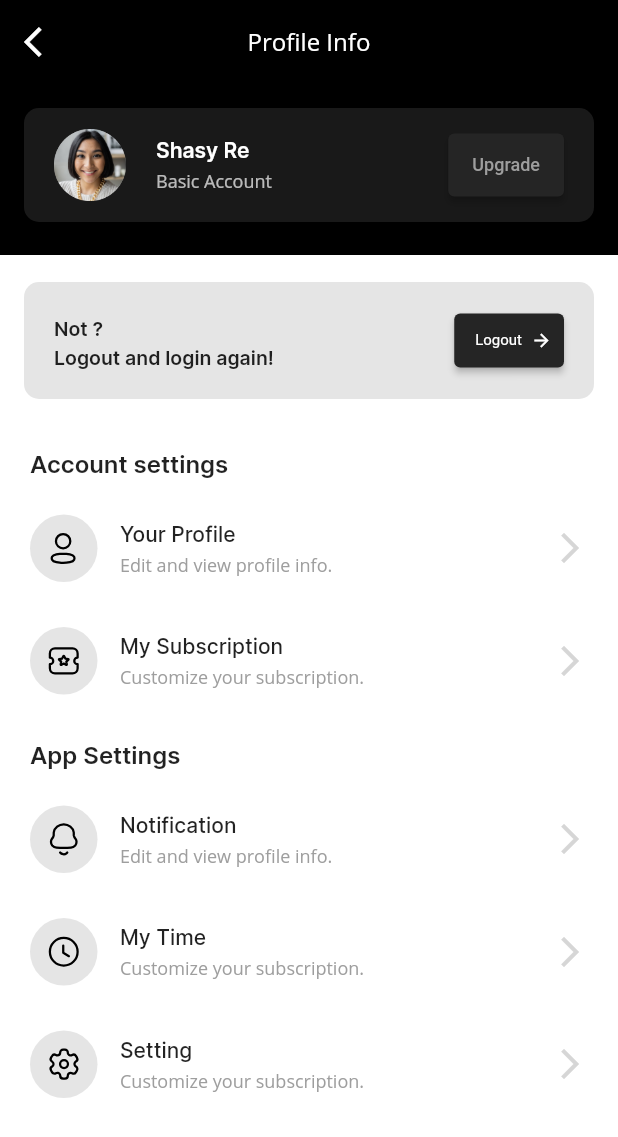
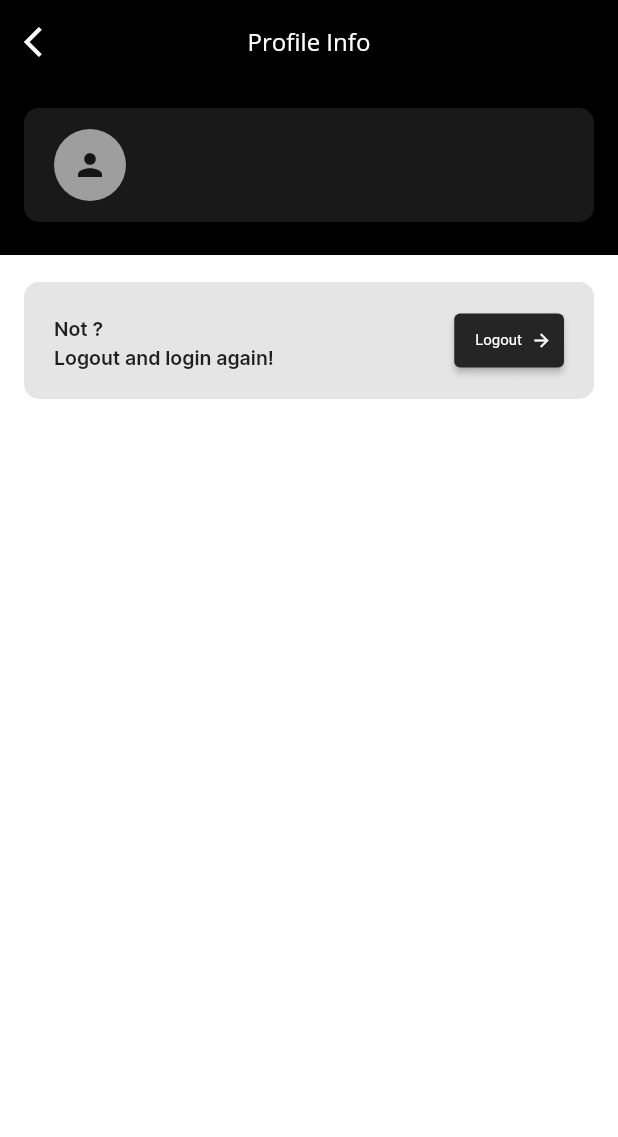
Before and after one commit to k4u5h4L/TheBrocolli, a Flutter app: the ProfilePage screen opened directly, on a phone screen of 412 x 824 dp. Shown: the top 1137 px of the screen. Run offline on Flutter 3.47's test engine with Material 2 defaults, Android fonts, the light colour scheme and no system bars; our stand-ins replace chewie, cloud_firestore, firebase_auth, firebase_core, flutter_svg, video_player; missing offline and left inert: scroll_indicator; accounts and stored records are empty; Roboto replaces fonts that are missing (open sans).

Commit message:
fix drawer bug & clean profile info

```diff
--- a/lib/view/screens/home_page.dart
+++ b/lib/view/screens/home_page.dart
@@ -4,11 +4,11 @@ import 'package:firebase_core/firebase_core.dart';
 import 'package:cloud_firestore/cloud_firestore.dart';
 
 import 'package:thebrocolli/model/core/news.dart';
-import 'package:thebrocolli/model/helper/news_helper.dart';
+// import 'package:thebrocolli/model/helper/news_helper.dart';
 import 'package:thebrocolli/route/slide_page_route.dart';
-import 'package:thebrocolli/view/screens/breaking_news_page.dart';
+// import 'package:thebrocolli/view/screens/breaking_news_page.dart';
 import 'package:thebrocolli/view/screens/profile_page.dart';
-import 'package:thebrocolli/view/widgets/breaking_news_card.dart';
+// import 'package:thebrocolli/view/widgets/breaking_news_card.dart';
 import 'package:thebrocolli/view/widgets/custom_app_bar.dart';
 import 'package:thebrocolli/view/widgets/featured_news_card.dart';
 import 'package:thebrocolli/view/widgets/news_tile.dart';
@@ -21,17 +21,7 @@ class HomePage extends StatefulWidget {
 
 class _HomePageState extends State<HomePage> {
   ScrollController _featuredNewsScrollController = ScrollController();
-  // List<News> featuredNewsData = NewsHelper.featuredNews;
-  // List<News> breakingNewsData = NewsHelper.breakingNews;
   CollectionReference news = FirebaseFirestore.instance.collection('news');
-  // List<News> recomendationNewsData = NewsHelper.recomendationNews;
-
-  // @override
-  // void initState() {
-  //   super.initState();
-
-  //   // news = NewsHelper.fetchNews();
-  // }
 
   @override
   Widget build(BuildContext context) {
@@ -50,10 +40,11 @@ class _HomePageState extends State<HomePage> {
           'TheBrocolli',
           style: TextStyle(color: Colors.white, fontSize: 20),
         ),
-        profilePicture: Image.asset(
-          'assets/images/pp.png',
-          fit: BoxFit.cover,
-        ),
+        // profilePicture: Image.asset(
+        //   'assets/images/pp.png',
+        //   fit: BoxFit.cover,
+        // ),
+        profilePicture: Icon(Icons.person),
         onPressedProfilePicture: () {
           Navigator.of(context).push(SlidePageRoute(child: ProfilePage()));
         },
--- a/lib/view/screens/profile_page.dart
+++ b/lib/view/screens/profile_page.dart
@@ -44,8 +44,8 @@ class ProfilePage extends StatelessWidget {
             color: Colors.black,
             alignment: Alignment.topCenter,
             child: ProfileInfoCard(
-              username: 'Shasy Re',
-              subscriptionStatus: 'Basic Account',
+              username: firebaseUser != null ? firebaseUser.email : '',
+              subscriptionStatus: '',
             ),
           ),
           // Section 2 - Banner
@@ -116,135 +116,135 @@ class ProfilePage extends StatelessWidget {
               ),
             ),
           ),
-          Container(
-            width: MediaQuery.of(context).size.width,
-            color: Colors.white,
-            child: Column(
-              mainAxisAlignment: MainAxisAlignment.start,
-              crossAxisAlignment: CrossAxisAlignment.start,
-              children: [
-                // Menu title - Account Settings
-                _buildMenuTitle(context, title: 'Account settings'),
-                _buildMenuTile(
-                  context,
-                  title: 'Your Profile',
-                  desciption: 'Edit and view profile info.',
-                  icon: SvgPicture.asset(
-                    'assets/icons/Profile.svg',
-                    color: Colors.black,
-                  ),
-                ),
-                _buildMenuTile(
-                  context,
-                  title: 'My Subscription',
-                  desciption: 'Customize your subscription.',
-                  icon: SvgPicture.asset(
-                    'assets/icons/Ticket Star.svg',
-                    color: Colors.black,
-                  ),
-                ),
-                // Menu title - Account Settings
-                _buildMenuTitle(context, title: 'App Settings'),
-                _buildMenuTile(
-                  context,
-                  title: 'Notification',
-                  desciption: 'Edit and view profile info.',
-                  icon: SvgPicture.asset(
-                    'assets/icons/Notification.svg',
-                    color: Colors.black,
-                  ),
-                ),
-                _buildMenuTile(
-                  context,
-                  title: 'My Time',
-                  desciption: 'Customize your subscription.',
-                  icon: SvgPicture.asset(
-                    'assets/icons/Time Circle.svg',
-                    color: Colors.black,
-                  ),
-                ),
-                _buildMenuTile(
-                  context,
-                  title: 'Setting',
-                  desciption: 'Customize your subscription.',
-                  icon: SvgPicture.asset(
-                    'assets/icons/Setting.svg',
-                    color: Colors.black,
-                  ),
-                ),
-              ],
-            ),
-          )
+          // Container(
+          //   width: MediaQuery.of(context).size.width,
+          //   color: Colors.white,
+          //   child: Column(
+          //     mainAxisAlignment: MainAxisAlignment.start,
+          //     crossAxisAlignment: CrossAxisAlignment.start,
+          //     children: [
+          //       // Menu title - Account Settings
+          //       _buildMenuTitle(context, title: 'Account settings'),
+          //       _buildMenuTile(
+          //         context,
+          //         title: 'Your Profile',
+          //         desciption: 'Edit and view profile info.',
+          //         icon: SvgPicture.asset(
+          //           'assets/icons/Profile.svg',
+          //           color: Colors.black,
+          //         ),
+          //       ),
+          //       _buildMenuTile(
+          //         context,
+          //         title: 'My Subscription',
+          //         desciption: 'Customize your subscription.',
+          //         icon: SvgPicture.asset(
+          //           'assets/icons/Ticket Star.svg',
+          //           color: Colors.black,
+          //         ),
+          //       ),
+          //       // Menu title - Account Settings
+          //       _buildMenuTitle(context, title: 'App Settings'),
+          //       _buildMenuTile(
+          //         context,
+          //         title: 'Notification',
+          //         desciption: 'Edit and view profile info.',
+          //         icon: SvgPicture.asset(
+          //           'assets/icons/Notification.svg',
+          //           color: Colors.black,
+          //         ),
+          //       ),
+          //       _buildMenuTile(
+          //         context,
+          //         title: 'My Time',
+          //         desciption: 'Customize your subscription.',
+          //         icon: SvgPicture.asset(
+          //           'assets/icons/Time Circle.svg',
+          //           color: Colors.black,
+          //         ),
+          //       ),
+          //       _buildMenuTile(
+          //         context,
+          //         title: 'Setting',
+          //         desciption: 'Customize your subscription.',
+          //         icon: SvgPicture.asset(
+          //           'assets/icons/Setting.svg',
+          //           color: Colors.black,
+          //         ),
+          //       ),
+          //     ],
+          //   ),
+          // )
         ],
       ),
     );
   }
 
-  Container _buildMenuTitle(BuildContext context, {@required String title}) {
-    return Container(
-      width: MediaQuery.of(context).size.width,
-      padding: EdgeInsets.symmetric(horizontal: 20),
-      margin: EdgeInsets.only(bottom: 10, top: 15),
-      child: Text(
-        title,
-        style: TextStyle(
-            fontSize: 16, fontWeight: FontWeight.w600, fontFamily: 'inter'),
-      ),
-    );
-  }
+  // Container _buildMenuTitle(BuildContext context, {@required String title}) {
+  //   return Container(
+  //     width: MediaQuery.of(context).size.width,
+  //     padding: EdgeInsets.symmetric(horizontal: 20),
+  //     margin: EdgeInsets.only(bottom: 10, top: 15),
+  //     child: Text(
+  //       title,
+  //       style: TextStyle(
+  //           fontSize: 16, fontWeight: FontWeight.w600, fontFamily: 'inter'),
+  //     ),
+  //   );
+  // }
 
-  Widget _buildMenuTile(BuildContext context,
-      {@required String title,
-      @required String desciption,
-      Function onTap,
-      Widget icon}) {
-    return InkWell(
-      onTap: onTap,
-      child: Container(
-        height: 75,
-        width: MediaQuery.of(context).size.width,
-        padding: EdgeInsets.symmetric(horizontal: 20),
-        color: Colors.white,
-        child: Row(
-          children: [
-            Container(
-              width: 45,
-              height: 45,
-              decoration: BoxDecoration(
-                  borderRadius: BorderRadius.circular(100),
-                  color: Color(0xFFE5E5E5)),
-              child: Center(child: icon),
-            ),
-            Expanded(
-              child: Container(
-                padding: EdgeInsets.only(left: 15),
-                child: Column(
-                  crossAxisAlignment: CrossAxisAlignment.start,
-                  mainAxisAlignment: MainAxisAlignment.center,
-                  children: [
-                    Text(
-                      title,
-                      style: TextStyle(
-                          fontFamily: 'inter', fontWeight: FontWeight.w500),
-                    ),
-                    SizedBox(
-                      height: 4,
-                    ),
-                    Text(
-                      desciption,
-                      style: TextStyle(color: Colors.grey, fontSize: 12),
-                    ),
-                  ],
-                ),
-              ),
-            ),
-            Icon(
-              Icons.arrow_forward_ios,
-              color: Colors.grey[350],
-            )
-          ],
-        ),
-      ),
-    );
-  }
+  // Widget _buildMenuTile(BuildContext context,
+  //     {@required String title,
+  //     @required String desciption,
+  //     Function onTap,
+  //     Widget icon}) {
+  //   return InkWell(
+  //     onTap: onTap,
+  //     child: Container(
+  //       height: 75,
+  //       width: MediaQuery.of(context).size.width,
+  //       padding: EdgeInsets.symmetric(horizontal: 20),
+  //       color: Colors.white,
+  //       child: Row(
+  //         children: [
+  //           Container(
+  //             width: 45,
+  //             height: 45,
+  //             decoration: BoxDecoration(
+  //                 borderRadius: BorderRadius.circular(100),
+  //                 color: Color(0xFFE5E5E5)),
+  //             child: Center(child: icon),
+  //           ),
+  //           Expanded(
+  //             child: Container(
+  //               padding: EdgeInsets.only(left: 15),
+  //               child: Column(
+  //                 crossAxisAlignment: CrossAxisAlignment.start,
+  //                 mainAxisAlignment: MainAxisAlignment.center,
+  //                 children: [
+  //                   Text(
+  //                     title,
+  //                     style: TextStyle(
+  //                         fontFamily: 'inter', fontWeight: FontWeight.w500),
+  //                   ),
+  //                   SizedBox(
+  //                     height: 4,
+  //                   ),
+  //                   Text(
+  //                     desciption,
+  //                     style: TextStyle(color: Colors.grey, fontSize: 12),
+  //                   ),
+  //                 ],
+  //               ),
+  //             ),
+  //           ),
+  //           Icon(
+  //             Icons.arrow_forward_ios,
+  //             color: Colors.grey[350],
+  //           )
+  //         ],
+  //       ),
+  //     ),
+  //   );
+  // }
 }
--- a/lib/view/widgets/profile_info_card.dart
+++ b/lib/view/widgets/profile_info_card.dart
@@ -23,9 +23,10 @@ class ProfileInfoCard extends StatelessWidget {
             Container(
               width: 48,
               height: 48,
-              decoration: BoxDecoration(color: Colors.grey, borderRadius: BorderRadius.circular(100)),
+              decoration: BoxDecoration(
+                  color: Colors.grey, borderRadius: BorderRadius.circular(100)),
               margin: EdgeInsets.only(right: 20),
-              child: Image.asset('assets/images/pp.png'),
+              child: Icon(Icons.person),
             ),
             Expanded(
               child: Column(
@@ -58,23 +59,24 @@ class ProfileInfoCard extends StatelessWidget {
                 ],
               ),
             ),
-            ElevatedButton(
-              onPressed: () {},
-              child: Text(
-                'Upgrade',
-                style: TextStyle(
-                  color: Colors.grey,
-                  fontWeight: FontWeight.w500,
-                ),
-              ),
-              style: ElevatedButton.styleFrom(
-                  primary: Color(0xFF252525),
-                  textStyle: TextStyle(fontWeight: FontWeight.w400, fontSize: 12),
-                  padding: EdgeInsets.symmetric(
-                    vertical: 14,
-                    horizontal: 16,
-                  )),
-            ),
+            // ElevatedButton(
+            //   onPressed: () {},
+            //   child: Text(
+            //     'Upgrade',
+            //     style: TextStyle(
+            //       color: Colors.grey,
+            //       fontWeight: FontWeight.w500,
+            //     ),
+            //   ),
+            //   style: ElevatedButton.styleFrom(
+            //       primary: Color(0xFF252525),
+            //       textStyle:
+            //           TextStyle(fontWeight: FontWeight.w400, fontSize: 12),
+            //       padding: EdgeInsets.symmetric(
+            //         vertical: 14,
+            //         horizontal: 16,
+            //       )),
+            // ),
           ],
         ),
       ),
```
